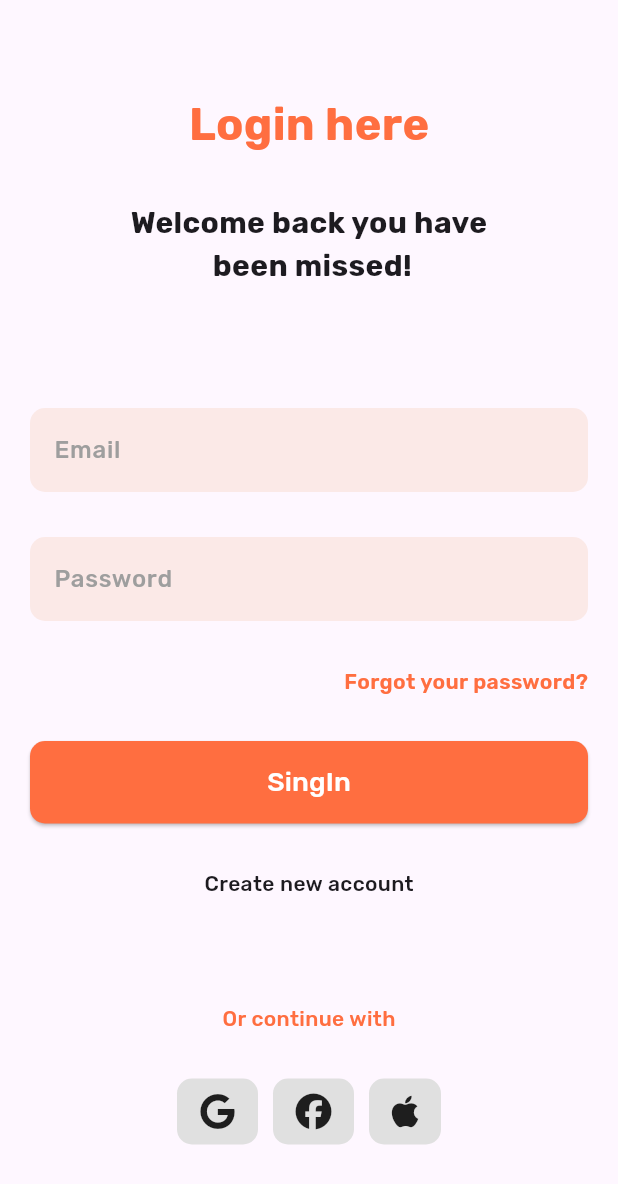
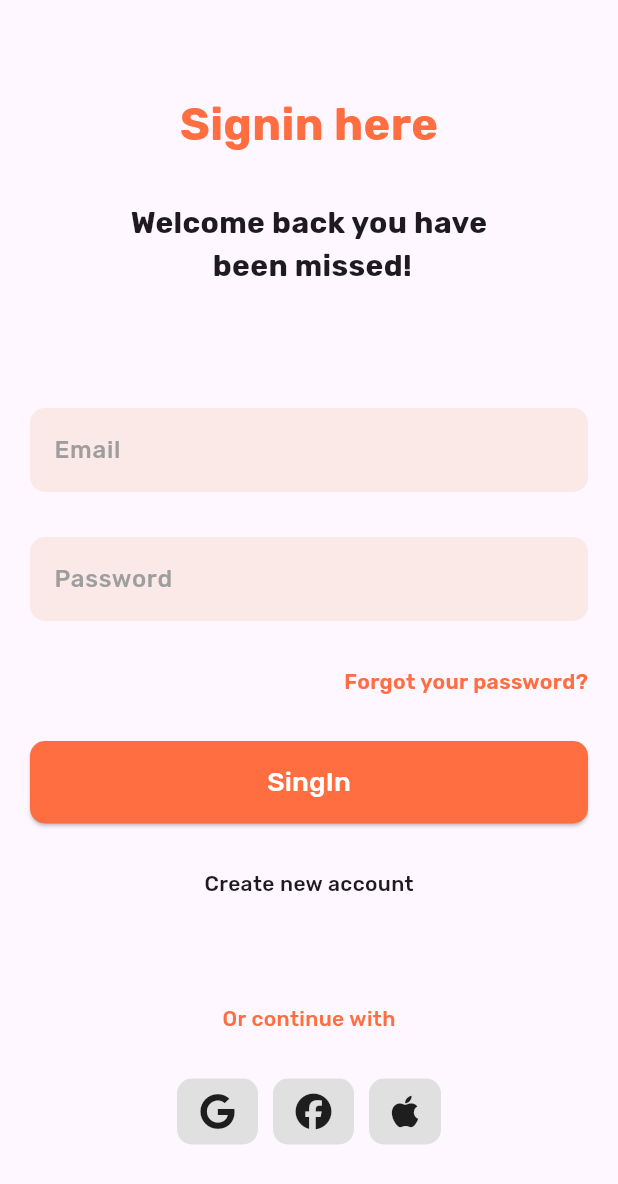
Before and after one commit to Sabinkc/login_UI_flutter, a Flutter app: the screen it shows after launch, on a phone screen of 412 x 824 dp. Shown: the top 1184 px of the screen. Run offline on Flutter 3.47's test engine with Material 3 defaults, Android fonts, the phone set to English and light mode, and no system bars; our stand-ins replace font_awesome_flutter, google_fonts.

Commit message:
login text changed

```diff
--- a/lib/screens/login_screen.dart
+++ b/lib/screens/login_screen.dart
@@ -23,7 +23,7 @@ class LoginScreen extends StatelessWidget {
               mainAxisAlignment: .center,
               children: [
                 Text(
-                  "Login here",
+                  "Signin here",
                   style: GoogleFonts.rubik(
                     textStyle: TextStyle(
                       fontWeight: .bold,
```
